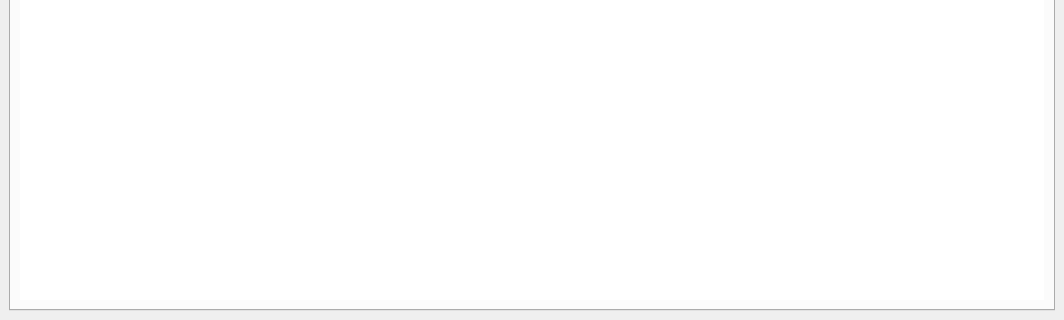
This is resources/main.ui in BasioMeusPuga/Lector as Qt 5 draws it before an edit; both pictures show x 0 to 1064 and y 404 to 724 of the 1064 by 724 pixel window. The edited form follows.
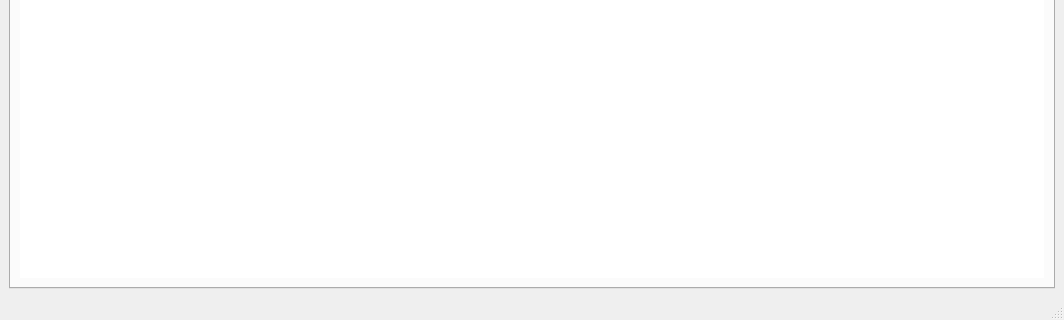
This is the edited form.

Commit message: Status indicator label

Diff of the .ui file:
```diff
--- a/resources/main.ui
+++ b/resources/main.ui
@@ -119,6 +119,20 @@
     <bool>false</bool>
    </attribute>
   </widget>
+  <widget class="QStatusBar" name="statusBar">
+   <property name="sizePolicy">
+    <sizepolicy hsizetype="Expanding" vsizetype="Preferred">
+     <horstretch>0</horstretch>
+     <verstretch>0</verstretch>
+    </sizepolicy>
+   </property>
+   <property name="minimumSize">
+    <size>
+     <width>0</width>
+     <height>0</height>
+    </size>
+   </property>
+  </widget>
  </widget>
  <resources/>
  <connections/>
```
The commit also changes 2 other files.
